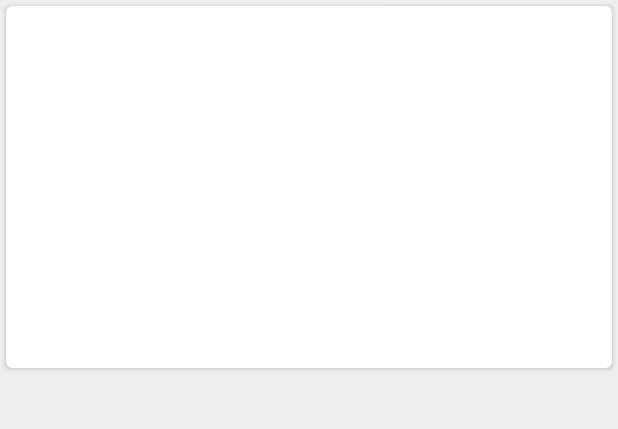
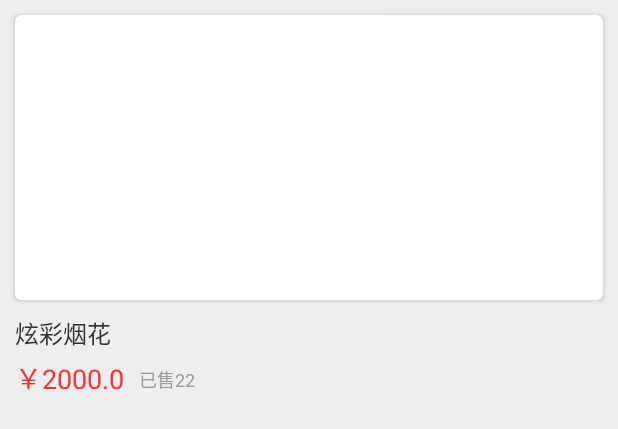
Before and after one commit to taodaren/EJColorFlower, an Android app: the layout item_goods_list.xml on its own in the app's theme, with its tools: preview values and no code run, on a phone screen of 412 x 824 dp. Shown: the top 429 px of the screen. Run offline under Robolectric (Android 15) with nearby library versions, the phone set to English and light mode, and no system bars.

Commit message:
商城首页布局更新

```diff
--- a/app/src/main/java/cn/eejing/ejcolorflower/view/adapter/TabMallAdapter.java
+++ b/app/src/main/java/cn/eejing/ejcolorflower/view/adapter/TabMallAdapter.java
@@ -2,8 +2,9 @@ package cn.eejing.ejcolorflower.view.adapter;
 
 import android.annotation.SuppressLint;
 import android.content.Context;
-import android.content.Intent;
+import android.os.Build;
 import android.support.annotation.NonNull;
+import android.support.annotation.RequiresApi;
 import android.support.v7.widget.RecyclerView;
 import android.view.LayoutInflater;
 import android.view.View;
@@ -19,15 +20,13 @@ import java.util.List;
 import butterknife.BindView;
 import butterknife.ButterKnife;
 import cn.eejing.ejcolorflower.R;
-import cn.eejing.ejcolorflower.view.activity.MainActivity;
 import cn.eejing.ejcolorflower.model.request.GoodsListBean;
-import cn.eejing.ejcolorflower.view.activity.MaGoodsDetailsActivity;
 
 /**
- * @创建者 Taodaren
  * 实现 Adapter 步骤：
  * 写 ViewHolder → extends RecyclerView.Adapter<泛型是写的VH> → 全局变量与构造方法（Context,list,LayoutInflater）→ 完善重写方法
  */
+
 public class TabMallAdapter extends RecyclerView.Adapter<TabMallAdapter.MallViewHolder> {
     private Context mContext;
     private List<GoodsListBean.DataBean> mList;
@@ -48,6 +47,7 @@ public class TabMallAdapter extends RecyclerView.Adapter<TabMallAdapter.MallView
         return mallViewHolder;
     }
 
+    @RequiresApi(api = Build.VERSION_CODES.M)
     @Override
     public void onBindViewHolder(@NonNull MallViewHolder holder, int position) {
         holder.setData(mList.get(position));
@@ -58,18 +58,14 @@ public class TabMallAdapter extends RecyclerView.Adapter<TabMallAdapter.MallView
         return mList.size();
     }
 
-    /**
-     * 刷新列表
-     */
+    /** 刷新列表 */
     public void refreshList(List<GoodsListBean.DataBean> list) {
         // 先把之前的数据清空
         mList.clear();
         addList(list);
     }
 
-    /**
-     * 加载更多列表
-     */
+    /** 加载更多列表 */
     public void addList(List<GoodsListBean.DataBean> list) {
         // 把新集合添加进来
         mList.addAll(list);
@@ -87,13 +83,13 @@ public class TabMallAdapter extends RecyclerView.Adapter<TabMallAdapter.MallView
 
         View outView;
 
-        public MallViewHolder(View itemView) {
+        MallViewHolder(View itemView) {
             super(itemView);
             ButterKnife.bind(this, itemView);
             outView = itemView;
         }
 
-        public void setClickListener() {
+        void setClickListener() {
             itemView.setOnClickListener(new View.OnClickListener() {
                 @Override
                 public void onClick(View view) {
@@ -110,6 +106,7 @@ public class TabMallAdapter extends RecyclerView.Adapter<TabMallAdapter.MallView
             });
         }
 
+        @RequiresApi(api = Build.VERSION_CODES.M)
         @SuppressLint("SetTextI18n")
         public void setData(GoodsListBean.DataBean bean) {
             Glide.with(mContext).load(bean.getImage()).into(imgGoods);
@@ -117,14 +114,14 @@ public class TabMallAdapter extends RecyclerView.Adapter<TabMallAdapter.MallView
             tvRmb.setText(mContext.getResources().getString(R.string.rmb) + bean.getMoney());
             tvNum.setText(mContext.getResources().getString(R.string.sold) + bean.getSold());
             int stock = bean.getStock();
-            switch (stock) {
-                case 1:
-                    tvHas.setText(mContext.getResources().getString(R.string.stock_have));
-                    break;
-                case 0:
-                    tvHas.setText(mContext.getResources().getString(R.string.stock_no));
-                    break;
-                default:
+            if (stock == 0) {
+                // 无货
+                tvHas.setVisibility(View.VISIBLE);
+                tvHas.setText(mContext.getResources().getString(R.string.stock_no));
+                tvHas.setTextColor(mContext.getColor(R.color.colorRmb));
+                tvTitle.setTextColor(mContext.getColor(R.color.colorNoClick));
+                tvRmb.setTextColor(mContext.getColor(R.color.colorNoClick));
+                tvNum.setTextColor(mContext.getColor(R.color.colorNoClick));
             }
         }
     }
--- a/app/src/main/res/layout/item_goods_list.xml
+++ b/app/src/main/res/layout/item_goods_list.xml
@@ -1,54 +1,60 @@
 <?xml version="1.0" encoding="utf-8"?>
-<android.support.v7.widget.CardView xmlns:android="http://schemas.android.com/apk/res/android"
+<LinearLayout xmlns:android="http://schemas.android.com/apk/res/android"
     xmlns:app="http://schemas.android.com/apk/res-auto"
     xmlns:tools="http://schemas.android.com/tools"
     android:layout_width="match_parent"
     android:layout_height="wrap_content"
-    android:layout_margin="4dp"
+    android:orientation="vertical">
+
+    <android.support.v7.widget.CardView
+        android:layout_width="match_parent"
+        android:layout_height="190dp"
+        android:layout_margin="10dp"
+        android:elevation="8dp"
         app:cardCornerRadius="4dp">
-
-    <LinearLayout
-        android:layout_width="match_parent"
-        android:layout_height="wrap_content"
-        android:orientation="vertical">
 
         <ImageView
             android:id="@+id/img_goods_list"
             android:layout_width="match_parent"
-            android:layout_height="180dp"
+            android:layout_height="match_parent"
             android:scaleType="centerCrop"
             tools:ignore="ContentDescription" />
+    </android.support.v7.widget.CardView>
 
     <TextView
         android:id="@+id/tv_goods_list_title"
         android:layout_width="wrap_content"
         android:layout_height="wrap_content"
-            android:padding="6dp"
-            android:textSize="14sp" />
+        android:layout_marginStart="10dp"
+        android:text="炫彩烟花"
+        android:textColor="@color/colorConfig"
+        android:textSize="16sp" />
 
     <RelativeLayout
         android:layout_width="match_parent"
-            android:layout_height="wrap_content">
+        android:layout_height="wrap_content"
+        android:layout_marginStart="10dp"
+        android:layout_marginTop="4dp"
+        android:layout_marginEnd="10dp">
 
         <TextView
             android:id="@+id/tv_goods_list_rmb"
             android:layout_width="wrap_content"
             android:layout_height="wrap_content"
-                android:layout_centerVertical="true"
-                android:padding="4dp"
-                android:textColor="@color/colorRed"
-                android:textSize="16sp" />
+            android:text="￥2000.0"
+            android:textColor="@color/colorRmb"
+            android:textSize="18sp" />
 
         <TextView
             android:id="@+id/tv_goods_list_num"
             android:layout_width="wrap_content"
             android:layout_height="wrap_content"
-                android:layout_centerVertical="true"
-                android:layout_margin="4dp"
+            android:layout_marginStart="10dp"
+            android:layout_marginTop="6dp"
             android:layout_toEndOf="@id/tv_goods_list_rmb"
-                android:textColor="@color/colorGray"
-                android:textSize="10sp"
-                tools:ignore="SmallSp" />
+            android:text="已售22"
+            android:textColor="@color/colorNoClick"
+            android:textSize="12sp" />
 
         <TextView
             android:id="@+id/tv_goods_list_has"
@@ -56,10 +62,10 @@
             android:layout_height="wrap_content"
             android:layout_alignParentEnd="true"
             android:layout_centerVertical="true"
-                android:padding="4dp"
-                android:textColor="@color/colorGray"
-                android:textSize="10sp"
-                tools:ignore="RelativeOverlap,SmallSp" />
+            android:layout_marginEnd="8dp"
+            android:text="无货"
+            android:textColor="@color/colorNoClick"
+            android:textSize="14sp"
+            android:visibility="gone" />
     </RelativeLayout>
 </LinearLayout>
-</android.support.v7.widget.CardView>
--- a/app/src/main/res/values/colors.xml
+++ b/app/src/main/res/values/colors.xml
@@ -33,6 +33,7 @@
     <color name="colorBgDevice">#cccccc</color>
     <color name="colorBgMaster">#f9f9f9</color>
     <color name="colorE1">#E1E1E1</color>
+    <color name="colorRmb">#FF2F30</color>
 
     <color name="colorTitleName">#666666</color>
     <color name="colorConfig">#333333</color>
```
Lines whose indentation alone changed are shown as unchanged.
